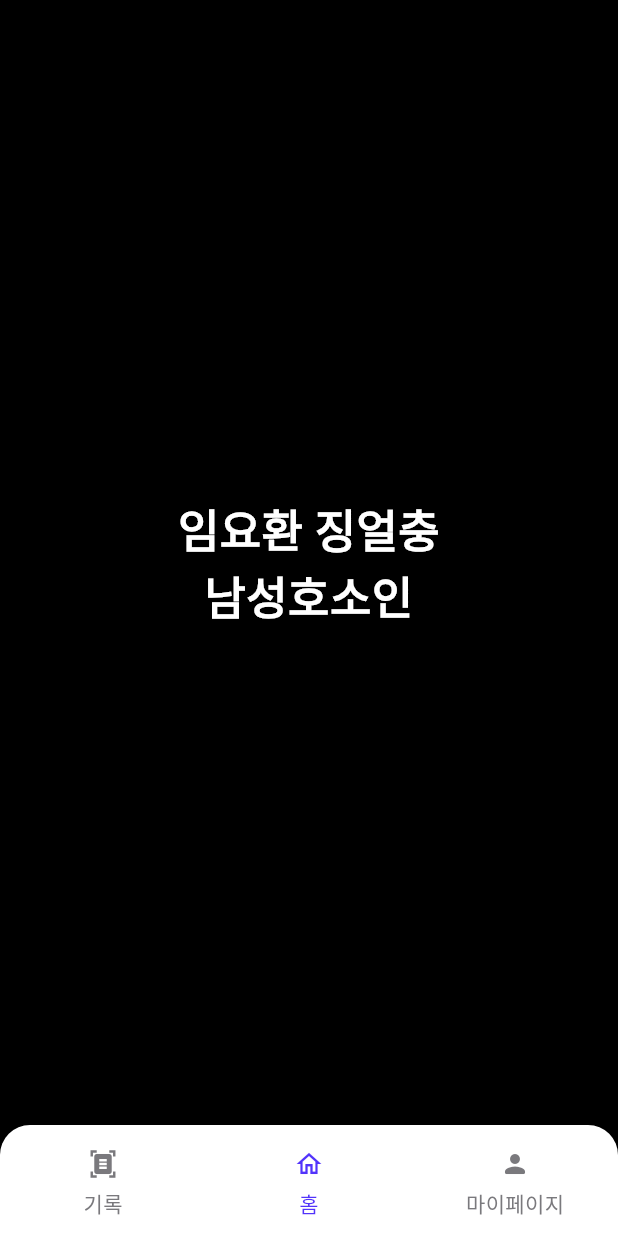
After one commit to velmash/meong_g, a Flutter app: the screen it shows after launch, on a phone screen of 412 x 824 dp. The commit adds this screen. Run offline on Flutter 3.47's test engine with Material 3 defaults, Android fonts, the phone set to English and light mode, and no system bars.

Commit message:
:wrench: 폴더 구조 변경 및 Screen 폴더 변경

```diff
--- a/lib/main.dart
+++ b/lib/App/main.dart
@@ -1,5 +1,5 @@
 import 'package:flutter/material.dart';
-import 'package:meong_g/screens/home_navigation_bar.dart';
+import 'package:meong_g/App/home_navigation_bar.dart';
 
 void main() {
   runApp(MaterialApp(initialRoute: '/', routes: {'/': (context) => HomeNavigationBar()}));
--- /dev/null
+++ b/lib/screens/home_screen.dart
@@ -0,0 +1,16 @@
+import 'package:flutter/material.dart';
+
+class HomeScrenn extends StatelessWidget {
+  const HomeScrenn({super.key});
+
+  @override
+  Widget build(BuildContext context) {
+    return Center(
+      child: Text(
+        "임요환 징얼충\n남성호소인",
+        textAlign: TextAlign.center,
+        style: TextStyle(color: Colors.white, fontSize: 30, fontWeight: FontWeight.w700),
+      ),
+    );
+  }
+}
```
Also changed, not shown: lib/App/home_navigation_bar.dart (renamed from lib/screens/home_navigation_bar.dart, +5 -44 lines), lib/screens/history_screen.dart (added, +15 -0 lines), lib/screens/my_page_screen.dart (added, +15 -0 lines), 1 other file.
